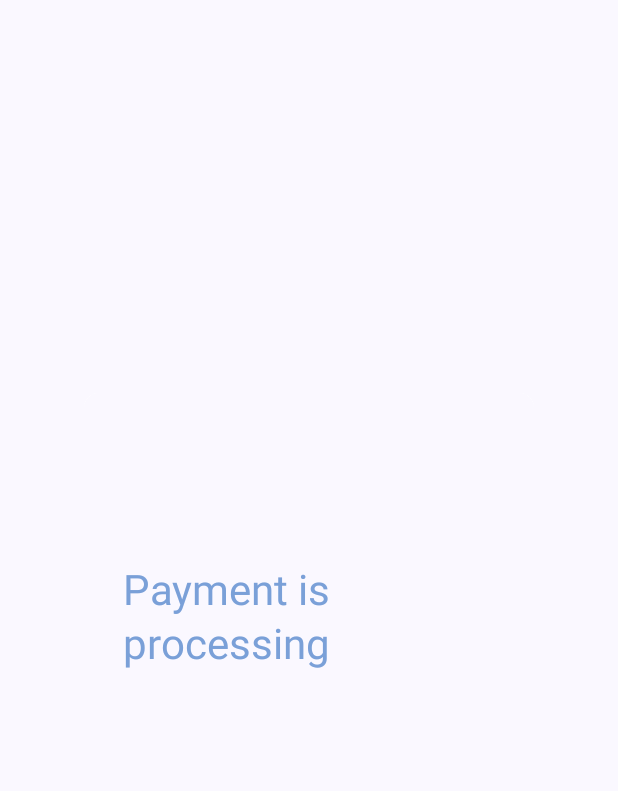
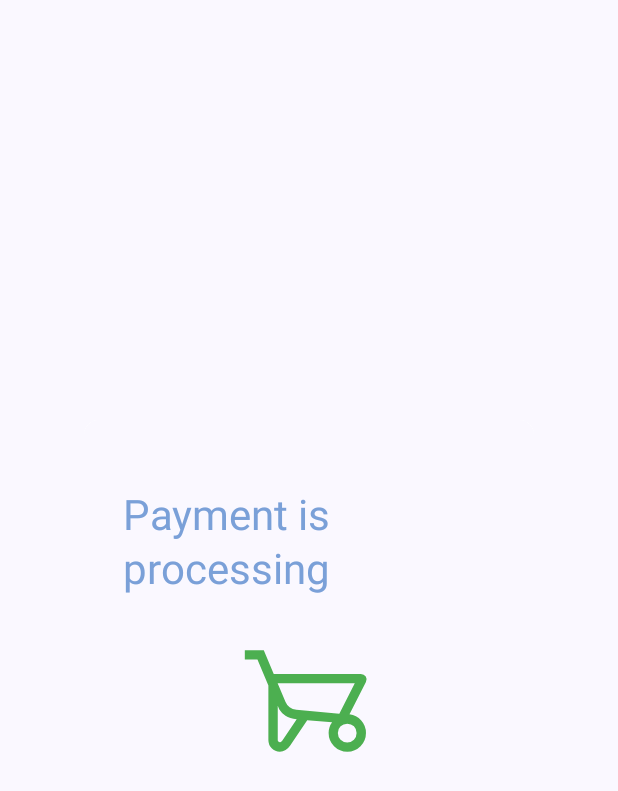
Before and after one commit to massimo-syntax/ShoppingApp, an Android app built with Jetpack Compose: the composable PayingContent shown on its own in the app's theme, on a phone screen of 412 x 824 dp. Shown: the top 791 px of the screen. Run offline under Robolectric (Android 15) with nearby library versions, the phone set to English and light mode, and no system bars; our stand-ins replace Firebase (no records; nobody signed in at launch, a user with empty details on screens opened directly), Room's generated code; pictures from the network do not load.

Commit message:
animating also images while paying, delete all in cart, button back to profile animated appearing at end animation

```diff
--- a/app/build.gradle.kts
+++ b/app/build.gradle.kts
@@ -66,6 +66,7 @@ dependencies {
     implementation(libs.androidx.compose.ui.unit)
     implementation(libs.androidx.compose.foundation)
     implementation(libs.androidx.compose.animation)
+    implementation(libs.androidx.foundation)
 
     //
     val lifecycle_version = "2.9.4"
--- a/app/src/main/java/com/example/shoppingapp/data/local/CartDAO.kt
+++ b/app/src/main/java/com/example/shoppingapp/data/local/CartDAO.kt
@@ -28,6 +28,8 @@ interface CartDAO {
 
     @Query("DELETE FROM cart WHERE product_id = :productId")
     suspend fun delete(productId:String)
+    @Query("DELETE FROM cart")
+    suspend fun deleteAll()
 
 
 
--- a/app/src/main/java/com/example/shoppingapp/screen/ChaeckoutPage.kt
+++ b/app/src/main/java/com/example/shoppingapp/screen/ChaeckoutPage.kt
@@ -2,8 +2,6 @@ package com.example.shoppingapp.screen
 
 import androidx.compose.animation.AnimatedContent
 import androidx.compose.animation.AnimatedVisibility
-import androidx.compose.animation.EnterTransition
-import androidx.compose.animation.ExitTransition
 import androidx.compose.animation.SizeTransform
 import androidx.compose.animation.fadeIn
 import androidx.compose.animation.fadeOut
@@ -46,10 +44,9 @@ import androidx.compose.runtime.setValue
 import androidx.compose.ui.Alignment
 import androidx.compose.ui.Modifier
 import androidx.compose.ui.draw.clip
-import androidx.compose.ui.draw.shadow
 import androidx.compose.ui.graphics.Color
 import androidx.compose.ui.layout.ContentScale
-import androidx.compose.ui.platform.LocalDensity
+import androidx.compose.ui.platform.LocalContext
 import androidx.compose.ui.res.painterResource
 import androidx.compose.ui.text.TextStyle
 import androidx.compose.ui.text.font.FontWeight
@@ -62,6 +59,7 @@ import com.example.shoppingapp.R
 import com.example.shoppingapp.Routes
 import com.example.shoppingapp.components.BackButtonSimpleTopBar
 import com.example.shoppingapp.components.CustomTextField
+import com.example.shoppingapp.repository.SelectedProductsRepository
 import kotlinx.coroutines.delay
 import kotlin.random.Random
 
@@ -105,24 +103,26 @@ fun CheckoutPage(total: Float) {
 fun PayingContent() {
 
     var animState by remember { mutableIntStateOf(0) }
+    var visible by remember { mutableStateOf(false) }
 
     val paymentProcess = listOf(
-        "Payment is processing",
-        "Connecting with our servers..",
-        "enccrypting your data",
-        "Exchanging money throught our proxy banks",
-        "Buying some cryptovalue",
-        "Selling instantly the cryptovalue",
-        "Calculating interest for us",
-        "Payment almost done..",
-        "Finish! you did pay! "
+        Pair("Payment is processing", R.drawable.icon_cart_garden),
+        Pair("Connecting with our servers..", R.drawable.icon_favorite),
+        Pair("Payment almost done..", R.drawable.icon_edit),
+        Pair("Finish! you did pay! ", R.drawable.icon_done)
     )
 
+    val roomRepo = SelectedProductsRepository(LocalContext.current)
+
     LaunchedEffect(Unit) {
-        for (i in 0..< paymentProcess.size) {
-            delay( Random(seed = i*12345).nextLong(2000, 5000) )
+        for (i in 0..<paymentProcess.size) {
+            delay(Random(seed = i * 12345).nextLong(1000, 5000))
             animState = i
         }
+
+        roomRepo.dropCart()
+        delay(2000)
+        visible = true
     }
 
     Box(
@@ -132,36 +132,92 @@ fun PayingContent() {
     ) {
         Surface(
             Modifier
-                .size(300.dp)
+                .width(300.dp)
                 .clip(RoundedCornerShape(10.dp))
                 .background(Color.White)
         ) {
-            AnimatedContent(
-                targetState = animState,
-                label = "animated content",
-                transitionSpec = { ( slideInVertically { height -> height } + fadeIn() togetherWith
-                        slideOutVertically { height -> -height } + fadeOut() ).using(
-                        // Disable clipping since the faded slide-in/out should
-                        // be displayed out of bounds.
-                        SizeTransform(clip = false))
-                }
-            ) { targetState ->
-                // Make sure to use `targetCount`, not `count`.
-                Column(
-                    Modifier.fillMaxWidth().padding(26.dp),
-                    verticalArrangement = Arrangement.Center,
-                    horizontalAlignment = Alignment.CenterHorizontally
-                ) {
 
-                    Text( paymentProcess[animState],
+            // Make sure to use `targetCount`, not `count`.
+            Column(
+                Modifier
+                    .fillMaxWidth()
+                    .padding(26.dp),
+                verticalArrangement = Arrangement.Center,
+                horizontalAlignment = Alignment.CenterHorizontally
+            ) {
+
+                // animated text
+                AnimatedContent(
+                    targetState = animState,
+                    label = "animated text",
+                    transitionSpec = {
+                        (slideInVertically { height -> height } + fadeIn() togetherWith
+                                slideOutVertically { height -> -height } + fadeOut()).using(
+                            // Disable clipping since the faded slide-in/out should
+                            // be displayed out of bounds.
+                            SizeTransform(clip = false)
+                        )
+                    }
+                ) { targetState ->
+                    Text(
+                        paymentProcess[targetState].first,
                         style = MaterialTheme.typography.headlineMedium.copy(
                             color = AppStyle.colors.lightBlue,
                         ),
+                        modifier = Modifier.padding(vertical = 20.dp)
                     )
+                }
 
+                // animated icon
+                AnimatedContent(
+                    targetState = animState,
+                    label = "animated icon",
+                    transitionSpec = {
+                        (scaleIn() + fadeIn() togetherWith scaleOut() + fadeOut()).using(
+                            // Disable clipping since the faded slide-in/out should
+                            // be displayed out of bounds.
+                            SizeTransform(clip = false)
+                        )
+                    }
+                ) { targetState ->
+                    Icon(
+                        painter = painterResource(paymentProcess[targetState].second),
+                        contentDescription = paymentProcess[targetState].first,
+                        tint = AppStyle.colors.green,
+                        modifier = Modifier.size(100.dp)
+                    )
+                }
+
+                // button
+                AnimatedVisibility(
+                    visible = visible,
+                    enter = scaleIn(
+                        initialScale = 0.5f
+                    ) + fadeIn(
+                        // Fade in with the initial alpha of 0.3f.
+                        initialAlpha = 0.6f
+                    ),
+                    exit = scaleOut() + fadeOut()
+                ) {
+                    Spacer(Modifier.height(20.dp))
+                    Button(
+                        onClick = {
+                            Routes.navController.navigate(Routes.main + "/" + Pages.FOUR.str) {
+                                popUpTo(Routes.main) { inclusive = true }
+                            }
+                        },
+                        colors = ButtonDefaults.buttonColors(containerColor = AppStyle.colors.darkBlule),
+                        modifier = Modifier
+                            .height(48.dp)
+                            .fillMaxWidth(),
+                        shape = RoundedCornerShape(6.dp)
+                    ) {
+                        Text("back to profile")
+                    }
                 }
 
             }
+
         }
 
     }
@@ -169,18 +225,10 @@ fun PayingContent() {
 }
 
 
-
-
-
-
 @Composable
 fun MainContent(total: Float, visible: MutableState<Boolean>) {
 
-
     var checked by remember { mutableStateOf(true) }
-
-
-
 
     Scaffold(
         topBar = { BackButtonSimpleTopBar("Payment") }
@@ -279,7 +327,6 @@ fun MainContent(total: Float, visible: MutableState<Boolean>) {
                     onCheckedChange = { checked = it }
                 )
             }
-
             //tton
             Button(
                 onClick = {
@@ -300,10 +347,8 @@ fun MainContent(total: Float, visible: MutableState<Boolean>) {
                 )
             }
 
-
         }
 
     }
 
-
 }
--- a/app/src/main/java/com/example/shoppingapp/screen/ProductScreenJsonApi.kt
+++ b/app/src/main/java/com/example/shoppingapp/screen/ProductScreenJsonApi.kt
@@ -121,7 +121,7 @@ fun ProductScreenJsonApi(id:String){
                     IconButton(
                         onClick = {
                             runBlocking {
-                                if(!inCart) roomRepo.dropInCart(product.id)
+                                if(!inCart) roomRepo.addToCart(product.id)
                                 else roomRepo.deleteFromCart(product.id)
                                 inCart = !inCart
                             }
@@ -158,7 +158,7 @@ fun ProductScreenJsonApi(id:String){
                     modifier = Modifier.fillMaxWidth(),
                     onClick = {
                         runBlocking {
-                            if(!inCart) roomRepo.dropInCart(product.id)
+                            if(!inCart) roomRepo.addToCart(product.id)
                             else roomRepo.deleteFromCart(product.id)
                             inCart = !inCart
                         }
--- a/app/src/main/java/com/example/shoppingapp/screen/ProductScreenUploaded.kt
+++ b/app/src/main/java/com/example/shoppingapp/screen/ProductScreenUploaded.kt
@@ -217,7 +217,7 @@ fun ProductScreenUploaded(id:String , viewModel: ProductsViewModel = viewModel()
                     modifier = Modifier.fillMaxWidth(),
                     onClick = {
                         runBlocking {
-                            if(!inCart) roomRepo.dropInCart(product.id)
+                            if(!inCart) roomRepo.addToCart(product.id)
                             else roomRepo.deleteFromCart(product.id)
                             inCart = !inCart
                         }
--- a/app/src/main/java/com/example/shoppingapp/screen/mainScreenPages/RemoteProducts.kt
+++ b/app/src/main/java/com/example/shoppingapp/screen/mainScreenPages/RemoteProducts.kt
@@ -1,6 +1,5 @@
 package com.example.shoppingapp.screen.mainScreenPages
 
-import android.widget.Toast
 import androidx.compose.foundation.background
 import androidx.compose.foundation.layout.Arrangement
 import androidx.compose.foundation.layout.Box
@@ -136,7 +135,7 @@ fun RemoteProducts(modifier: Modifier = Modifier, updateBadge:(n:Int)->Unit, vie
                         onToggleCart = {
                             coroutineScope.launch {
                                 if(!product.cart){
-                                    roomRepo.dropInCart(product.id)
+                                    roomRepo.addToCart(product.id)
                                     cartCount++
                                 }
                                 else{
--- a/gradle/libs.versions.toml
+++ b/gradle/libs.versions.toml
@@ -16,6 +16,7 @@ uiUnit = "1.9.3"
 foundation = "1.9.3"
 animation = "1.9.4"
 material3 = "1.4.0"
+foundationVersion = "1.9.4"
 
 [libraries]
 androidx-core-ktx = { group = "androidx.core", name = "core-ktx", version.ref = "coreKtx" }
@@ -39,6 +40,7 @@ androidx-compose-ui-unit = { group = "androidx.compose.ui", name = "ui-unit", ve
 androidx-compose-foundation = { group = "androidx.compose.foundation", name = "foundation", version.ref = "foundation" }
 androidx-compose-animation = { group = "androidx.compose.animation", name = "animation", version.ref = "animation" }
 androidx-compose-material3 = { group = "androidx.compose.material3", name = "material3", version.ref = "material3" }
+androidx-foundation = { group = "androidx.compose.foundation", name = "foundation", version.ref = "foundationVersion" }
 
 [plugins]
 android-application = { id = "com.android.application", version.ref = "agp" }
```
Also changed, not shown: app/src/main/java/com/example/shoppingapp/Navigation.kt (+10 -4 lines), app/src/main/java/com/example/shoppingapp/repository/SelectedProductsRepository.kt (+6 -1 lines).
